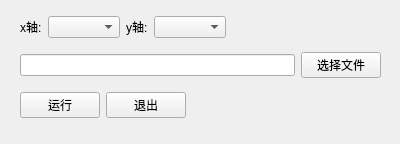
Above: test_pyqt5/ui/twodim.ui from Lain928/MachineLearning before the change. Below: the same form after it.
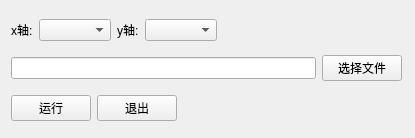
That is the form after the change.

```diff
--- a/test_pyqt5/ui/twodim.ui
+++ b/test_pyqt5/ui/twodim.ui
@@ -6,19 +6,19 @@
    <rect>
     <x>0</x>
     <y>0</y>
-    <width>400</width>
-    <height>144</height>
+    <width>415</width>
+    <height>138</height>
    </rect>
   </property>
   <property name="windowTitle">
    <string>Form</string>
   </property>
-  <widget class="QWidget" name="layoutWidget">
+  <widget class="QWidget" name="">
    <property name="geometry">
     <rect>
-     <x>20</x>
-     <y>8</y>
-     <width>361</width>
+     <x>11</x>
+     <y>11</y>
+     <width>391</width>
      <height>121</height>
     </rect>
    </property>
```
